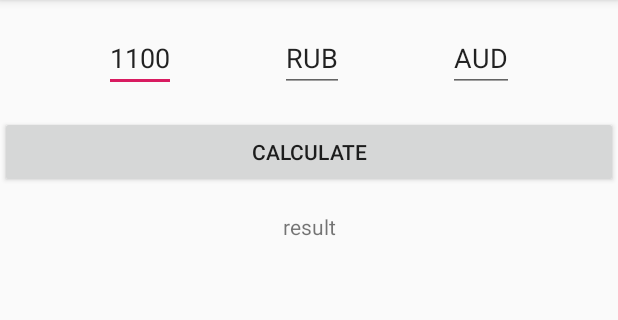
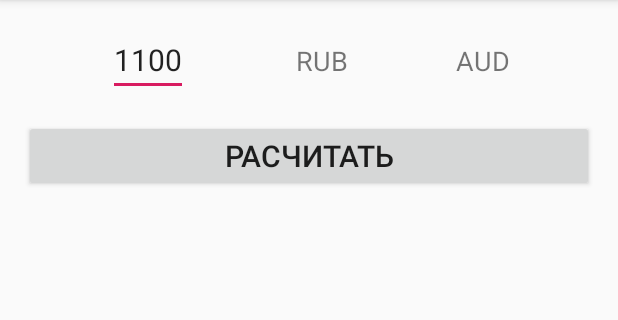
Before and after one commit to sashamerkulev/ExCurrency, an Android app: the screen it shows after launch (MainActivity), on a phone screen of 412 x 824 dp, the part 84-404 px from its top. Run offline under Robolectric (Android 15) with nearby library versions, the phone set to English and light mode, and no system bars; network calls fail.

Commit message:
have added simple list dialog currency fragment

```diff
--- a/app/src/main/AndroidManifest.xml
+++ b/app/src/main/AndroidManifest.xml
@@ -13,10 +13,12 @@
         android:roundIcon="@mipmap/ic_launcher_round"
         android:supportsRtl="true"
         android:theme="@style/AppTheme">
-        <activity android:name=".presentation.MainActivity">
+        <activity
+            android:name=".presentation.MainActivity"
+            android:screenOrientation="portrait"
+            >
             <intent-filter>
                 <action android:name="android.intent.action.MAIN"/>
-
                 <category android:name="android.intent.category.LAUNCHER"/>
             </intent-filter>
         </activity>
--- a/app/src/main/java/ru/merkulyevsasha/excurrency/presentation/MainActivity.java
+++ b/app/src/main/java/ru/merkulyevsasha/excurrency/presentation/MainActivity.java
@@ -5,19 +5,25 @@ import android.support.v7.app.AppCompatActivity;
 import android.view.View;
 import android.widget.EditText;
 import android.widget.TextView;
+import android.widget.Toast;
+import java.util.ArrayList;
+import java.util.List;
 import ru.merkulyevsasha.excurrency.CurrencyApp;
 import ru.merkulyevsasha.excurrency.R;
+import ru.merkulyevsasha.excurrency.domain.models.Currency;
 
 public class MainActivity extends AppCompatActivity implements MainView{
 
     private MainPresenter pres;
 
     private EditText value;
-    private EditText from;
-    private EditText to;
+    private TextView fromCurrency;
+    private TextView toCurrency;
     private View calculate;
     private TextView resultTextView;
     private View progressBar;
+
+    private final List<Currency> currencies = new ArrayList<>();
 
     @Override
     protected void onCreate(Bundle savedInstanceState) {
@@ -33,15 +39,45 @@ public class MainActivity extends AppCompatActivity implements MainView{
 
     private void initControls() {
         value = findViewById(R.id.value);
-        from = findViewById(R.id.from);
-        to = findViewById(R.id.to);
+        fromCurrency = findViewById(R.id.from);
+        toCurrency = findViewById(R.id.to);
         calculate = findViewById(R.id.calculate);
         progressBar = findViewById(R.id.progressbar);
         resultTextView = findViewById(R.id.result);
         calculate.setOnClickListener(new View.OnClickListener() {
             @Override
             public void onClick(View v) {
-                pres.calculate(Double.parseDouble(value.getText().toString()), from.getText().toString(), to.getText().toString());
+                try {
+                    double result = Double.parseDouble(value.getText().toString().replace(",","."));
+                    pres.calculate(result, fromCurrency.getText().toString(), toCurrency.getText().toString());
+                } catch (Exception e) {
+                    e.printStackTrace();
+                    showValidateErrorMessage();
+                }
+            }
+        });
+        fromCurrency.setOnClickListener(new View.OnClickListener() {
+            @Override
+            public void onClick(View v) {
+                CurrenciesFragmentDialog dialog = CurrenciesFragmentDialog.getInstance(getCurrencyCodes(currencies), new CurrenciesFragmentDialog.OnCurrencyClick() {
+                    @Override
+                    public void onCurrencyClicked(String currency) {
+                        fromCurrency.setText(currency);
+                    }
+                });
+                dialog.show(getSupportFragmentManager(), "d1");
+            }
+        });
+        toCurrency.setOnClickListener(new View.OnClickListener() {
+            @Override
+            public void onClick(View v) {
+                CurrenciesFragmentDialog dialog = CurrenciesFragmentDialog.getInstance(getCurrencyCodes(currencies), new CurrenciesFragmentDialog.OnCurrencyClick() {
+                    @Override
+                    public void onCurrencyClicked(String currency) {
+                        toCurrency.setText(currency);
+                    }
+                });
+                dialog.show(getSupportFragmentManager(), "d2");
             }
         });
     }
@@ -84,4 +120,34 @@ public class MainActivity extends AppCompatActivity implements MainView{
             }
         });
     }
+
+    @Override
+    public void showErrorMessage() {
+        runOnUiThread(new Runnable() {
+            @Override
+            public void run() {
+                resultTextView.setText("");
+                Toast.makeText(MainActivity.this, getString(R.string.convert_error_message), Toast.LENGTH_LONG).show();
+            }
+        });
+    }
+
+    @Override
+    public void storeCurrencies(List<Currency> currencies) {
+        this.currencies.clear();
+        this.currencies.addAll(currencies);
+    }
+
+    private void showValidateErrorMessage() {
+        Toast.makeText(MainActivity.this, getString(R.string.validate_error_message), Toast.LENGTH_LONG).show();
+    }
+
+    private List<String> getCurrencyCodes(List<Currency> currencies) {
+        List<String> codes = new ArrayList<>();
+        for(Currency currency: currencies) {
+            codes.add(currency.getChrCode());
+        }
+        return codes;
+    }
+
 }
--- a/app/src/main/java/ru/merkulyevsasha/excurrency/presentation/MainPresenter.java
+++ b/app/src/main/java/ru/merkulyevsasha/excurrency/presentation/MainPresenter.java
@@ -38,6 +38,7 @@ class MainPresenter {
             public void onFailure() {
                 if (view == null) return;
                 view.hideProgress();
+                view.showErrorMessage();
             }
         });
     }
@@ -46,12 +47,13 @@ class MainPresenter {
         interactor.getCurrency(new GetCurrenciesCalback() {
             @Override
             public void onSuccess(List<Currency> currencies) {
-
+                if (view == null) return;
+                currencies.add(0, new Currency("RUB", "RUB", 1, "Россйский рубль", 1));
+                view.storeCurrencies(currencies);
             }
 
             @Override
             public void onFailure() {
-
             }
         });
     }
--- a/app/src/main/java/ru/merkulyevsasha/excurrency/presentation/MainView.java
+++ b/app/src/main/java/ru/merkulyevsasha/excurrency/presentation/MainView.java
@@ -1,4 +1,7 @@
 package ru.merkulyevsasha.excurrency.presentation;
+
+import java.util.List;
+import ru.merkulyevsasha.excurrency.domain.models.Currency;
 
 public interface MainView {
     void showProgress();
@@ -6,4 +9,8 @@ public interface MainView {
     void hideProgress();
 
     void showResult(double result);
+
+    void showErrorMessage();
+
+    void storeCurrencies(List<Currency> currencies);
 }
--- a/app/src/main/res/layout/activity_main.xml
+++ b/app/src/main/res/layout/activity_main.xml
@@ -12,43 +12,51 @@
         android:layout_width="wrap_content"
         android:layout_height="wrap_content"
         android:layout_marginTop="16dp"
+        android:maxLength="10"
         android:text="1100"
+        android:textSize="20sp"
         app:layout_constraintEnd_toStartOf="@+id/from"
         app:layout_constraintHorizontal_bias="0.5"
         app:layout_constraintStart_toStartOf="parent"
         app:layout_constraintTop_toTopOf="parent"
         />
 
-    <EditText
+    <TextView
         android:id="@+id/from"
         android:layout_width="wrap_content"
         android:layout_height="wrap_content"
-        android:layout_marginTop="16dp"
         android:text="RUB"
+        android:textSize="18sp"
+        app:layout_constraintBottom_toBottomOf="@+id/value"
         app:layout_constraintEnd_toStartOf="@+id/to"
         app:layout_constraintHorizontal_bias="0.5"
         app:layout_constraintStart_toEndOf="@+id/value"
-        app:layout_constraintTop_toTopOf="parent"
+        app:layout_constraintTop_toTopOf="@+id/value"
+
         />
 
-    <EditText
+    <TextView
         android:id="@+id/to"
         android:layout_width="wrap_content"
         android:layout_height="wrap_content"
-        android:layout_marginTop="16dp"
         android:text="AUD"
+        android:textSize="18sp"
+        app:layout_constraintBottom_toBottomOf="@+id/value"
         app:layout_constraintEnd_toEndOf="parent"
         app:layout_constraintHorizontal_bias="0.5"
         app:layout_constraintStart_toEndOf="@+id/from"
-        app:layout_constraintTop_toTopOf="parent"
+        app:layout_constraintTop_toTopOf="@+id/value"
         />
 
     <Button
         android:id="@+id/calculate"
         android:layout_width="match_parent"
         android:layout_height="wrap_content"
+        android:layout_marginEnd="16dp"
+        android:layout_marginStart="16dp"
         android:layout_marginTop="16dp"
-        android:text="calculate"
+        android:text="@string/calculate_currency_button_title"
+        android:textSize="20sp"
         app:layout_constraintTop_toBottomOf="@+id/value"
         />
 
@@ -69,10 +77,11 @@
         android:layout_width="wrap_content"
         android:layout_height="wrap_content"
         android:layout_marginTop="16dp"
-        android:text="result"
+        android:textSize="18sp"
         app:layout_constraintEnd_toEndOf="parent"
         app:layout_constraintStart_toStartOf="parent"
         app:layout_constraintTop_toBottomOf="@+id/calculate"
+        tools:text="result"
         />
 
 </android.support.constraint.ConstraintLayout>
--- a/app/src/main/res/values/strings.xml
+++ b/app/src/main/res/values/strings.xml
@@ -1,3 +1,7 @@
 <resources>
     <string name="app_name">ExCurrency</string>
+    <string name="convert_error_message">Не удачная попытка конвертации валюты! Повторите позже!</string>
+    <string name="currency_select_title">Выберите валюту</string>
+    <string name="validate_error_message">Ошибка валидации введенного значения.</string>
+    <string name="calculate_currency_button_title">Расчитать</string>
 </resources>
```
Also changed, not shown: app/src/main/java/ru/merkulyevsasha/excurrency/presentation/CurrenciesFragmentDialog.java (added, +46 -0 lines), app/src/main/res/layout/item_dialog.xml (added, +11 -0 lines).
